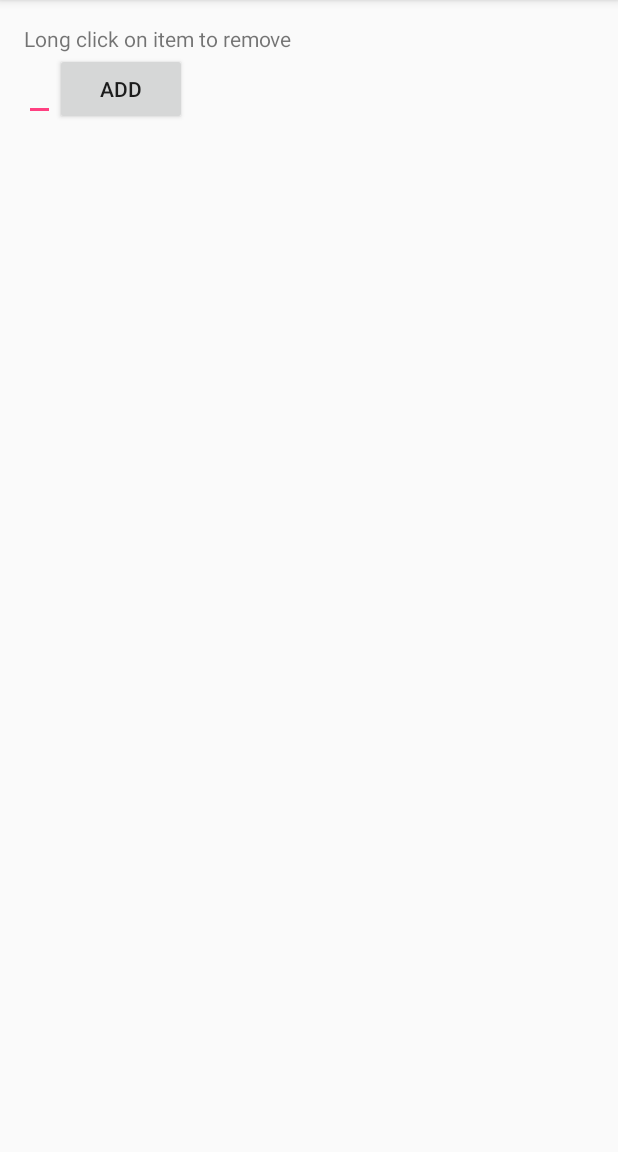
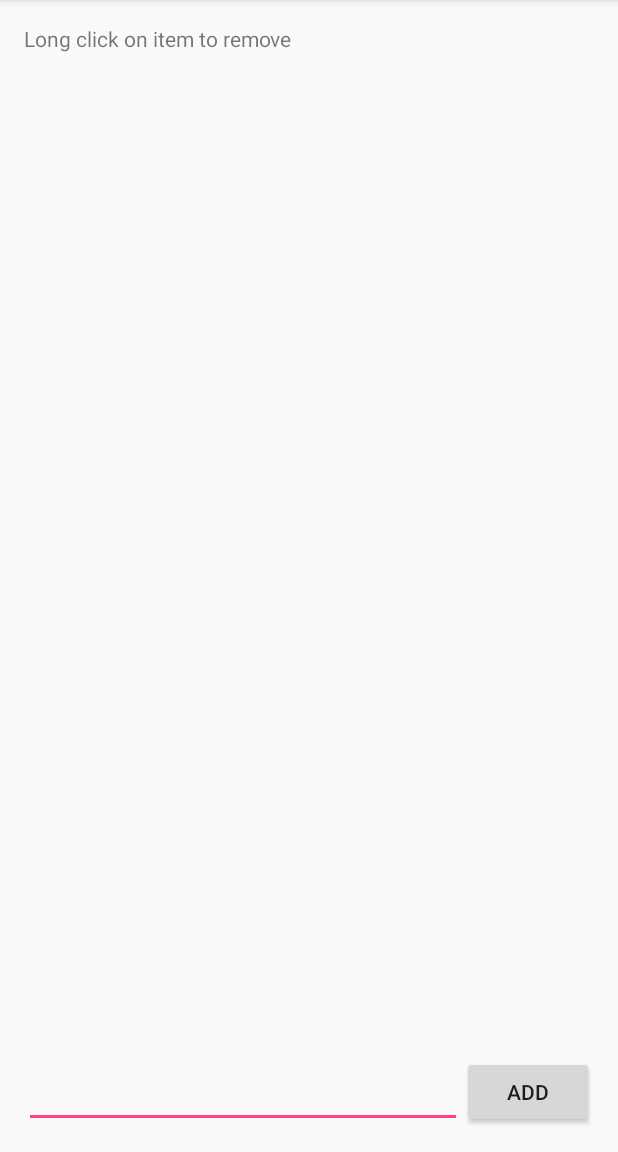
Before and after one commit to WWWietske/Lists, an Android app: the screen it shows after launch (MainActivity), on a phone screen of 412 x 824 dp, the part 84-1236 px from its top. Run offline under Robolectric (Android 15) with nearby library versions, the phone set to English and light mode, and no system bars.

Commit message:
Layout updated

```diff
--- a/app/src/main/res/layout/activity_main.xml
+++ b/app/src/main/res/layout/activity_main.xml
@@ -20,22 +20,23 @@
         android:layout_width="wrap_content"
         android:layout_height="wrap_content"
         android:id="@+id/todoListview"
-        android:layout_below="@id/todo"/>
+        android:layout_below="@id/todo" />
 
-    <LinearLayout
+    <EditText
         android:layout_width="wrap_content"
         android:layout_height="wrap_content"
-        android:orientation="horizontal"
-        android:layout_below="@id/todoListview" >
-
-        <EditText
-            android:layout_width="wrap_content"
-            android:layout_height="wrap_content"
-            android:id="@+id/todoEdit" />
-        <Button
-            android:layout_width="wrap_content"
-            android:layout_height="wrap_content"
-            android:text="@string/addButton"
-            android:id="@+id/addButton" />
-    </LinearLayout>
+        android:id="@+id/todoEdit"
+        android:layout_alignParentLeft="true"
+        android:layout_alignParentStart="true"
+        android:layout_toLeftOf="@+id/addButton"
+        android:layout_toStartOf="@+id/addButton"
+        android:layout_alignParentBottom="true" />
+    <Button
+        android:layout_width="wrap_content"
+        android:layout_height="wrap_content"
+        android:text="@string/addButton"
+        android:id="@+id/addButton"
+        android:layout_alignParentBottom="true"
+        android:layout_alignParentRight="true"
+        android:layout_alignParentEnd="true" />
 </RelativeLayout>
```
